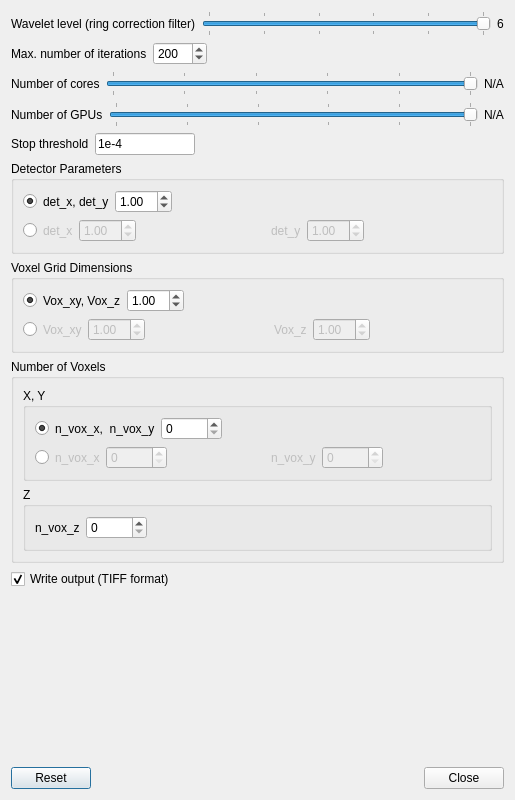
This is src/ui/advanced_settings.ui in ornlneutronimaging/pyMBIR_UI as Qt 5 draws it before an edit. The edited form follows.
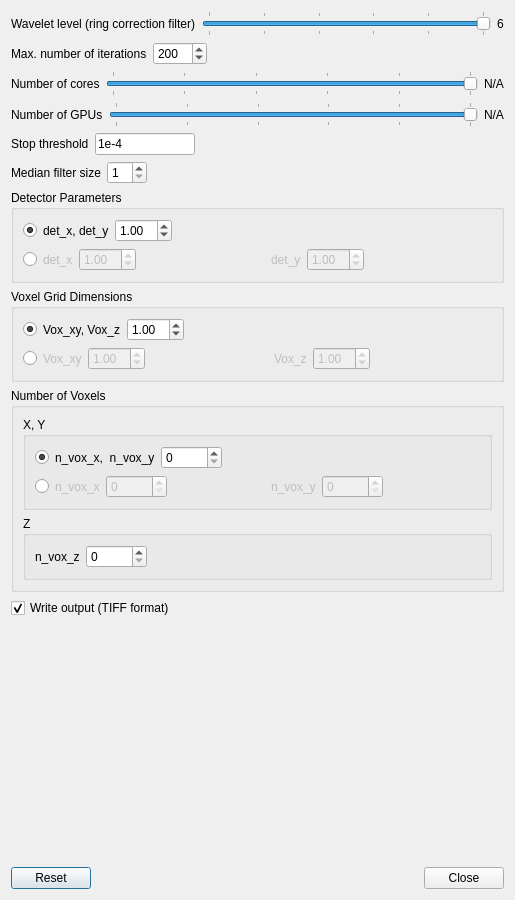
This is the edited form.

Commit message: command line correctly built. Added median filter size spinBox. this refs #14

The edit to the form file:
```diff
--- a/src/ui/advanced_settings.ui
+++ b/src/ui/advanced_settings.ui
@@ -10,19 +10,19 @@
     <x>0</x>
     <y>0</y>
     <width>515</width>
-    <height>800</height>
+    <height>900</height>
    </rect>
   </property>
   <property name="minimumSize">
    <size>
     <width>500</width>
-    <height>800</height>
+    <height>900</height>
    </size>
   </property>
   <property name="maximumSize">
    <size>
     <width>515</width>
-    <height>800</height>
+    <height>900</height>
    </size>
   </property>
   <property name="windowTitle">
@@ -232,6 +232,46 @@
      </item>
     </layout>
    </item>
+   <item>
+    <layout class="QHBoxLayout" name="horizontalLayout_15">
+     <item>
+      <widget class="QLabel" name="label_4">
+       <property name="text">
+        <string>Median filter size</string>
+       </property>
+      </widget>
+     </item>
+     <item>
+      <widget class="QSpinBox" name="median_filter_spinBox">
+       <property name="minimum">
+        <number>1</number>
+       </property>
+       <property name="maximum">
+        <number>11</number>
+       </property>
+       <property name="singleStep">
+        <number>2</number>
+       </property>
+       <property name="value">
+        <number>1</number>
+       </property>
+      </widget>
+     </item>
+     <item>
+      <spacer name="horizontalSpacer_15">
+       <property name="orientation">
+        <enum>Qt::Horizontal</enum>
+       </property>
+       <property name="sizeHint" stdset="0">
+        <size>
+         <width>40</width>
+         <height>20</height>
+        </size>
+       </property>
+      </spacer>
+     </item>
+    </layout>
+   </item>
    <item>
     <widget class="QGroupBox" name="groupBox">
      <property name="title">
```
The commit also changes 3 other files.
